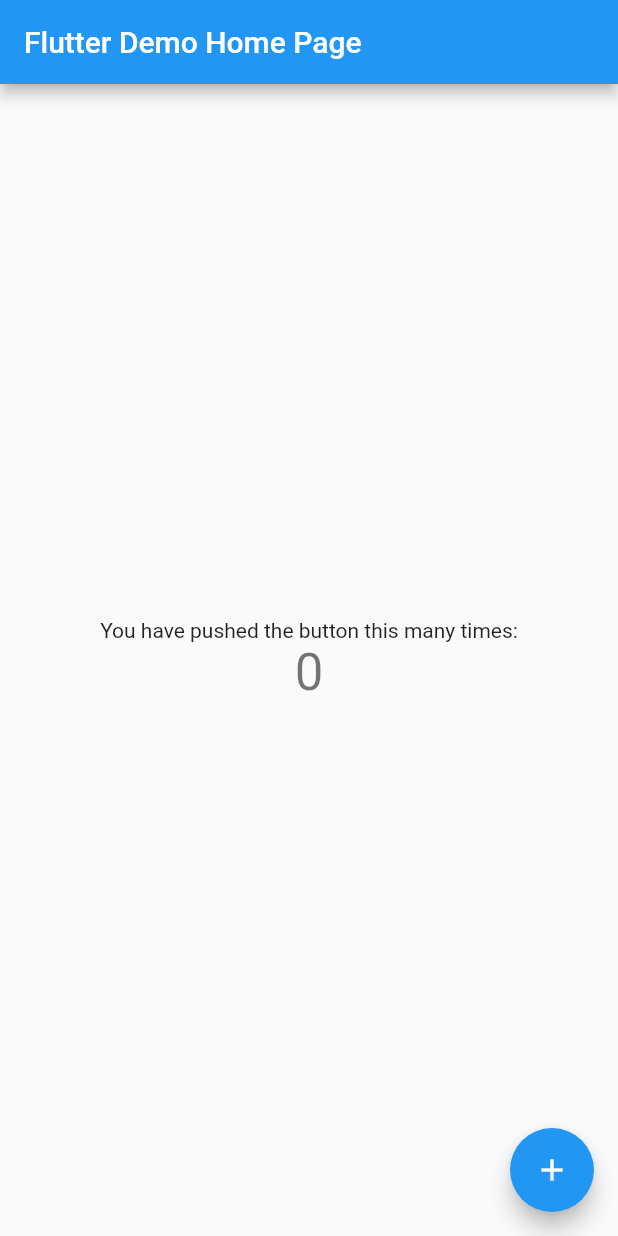
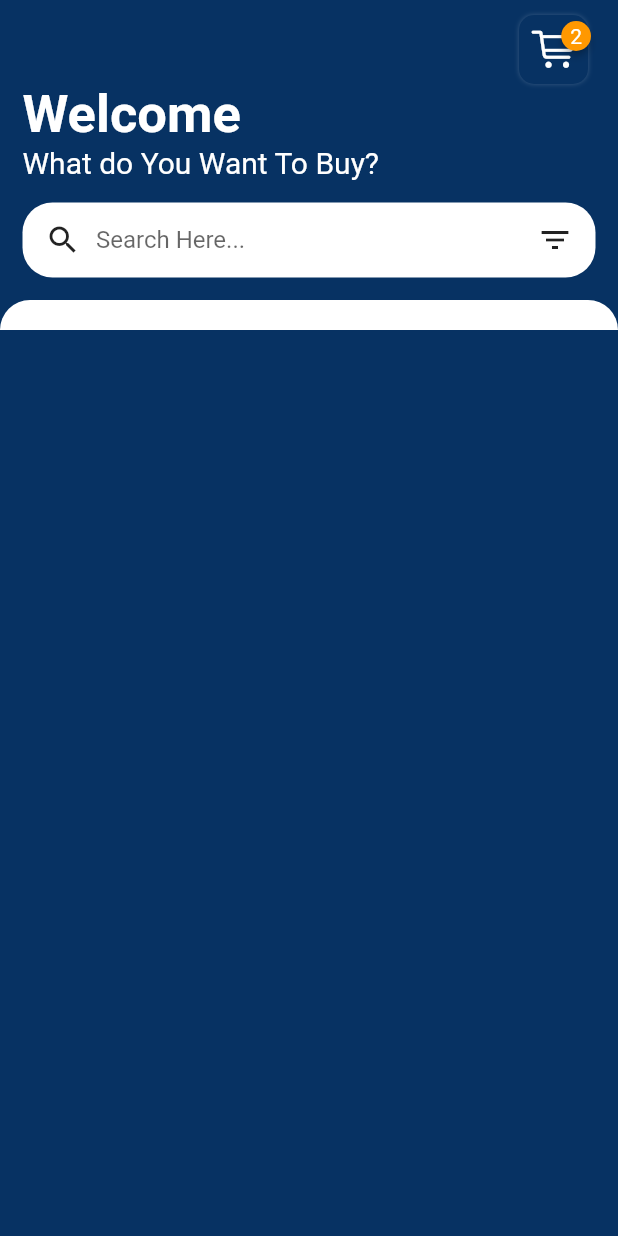
Before and after one commit to Andra70/BroFood, a Flutter app: the screen it shows after launch, on a phone screen of 412 x 824 dp. Run offline on Flutter 3.47's test engine with Material 2 defaults, Android fonts, the phone set to English and light mode, and no system bars; drawn by our look-alikes of badges; our stand-ins replace flutter_spinkit.

Commit message:
Maaf ya repositorynya habis ke hapus

```diff
--- a/lib/main.dart
+++ b/lib/main.dart
@@ -1,4 +1,5 @@
 import 'package:flutter/material.dart';
+import 'pages/SplashScreen.dart';
 
 void main() {
   runApp(const MyApp());
@@ -12,104 +13,10 @@
   Widget build(BuildContext context) {
     return MaterialApp(
       title: 'Flutter Demo',
-      theme: ThemeData(
-        // This is the theme of your application.
-        //
-        // Try running your application with "flutter run". You'll see the
-        // application has a blue toolbar. Then, without quitting the app, try
-        // changing the primarySwatch below to Colors.green and then invoke
-        // "hot reload" (press "r" in the console where you ran "flutter run",
-        // or simply save your changes to "hot reload" in a Flutter IDE).
-        // Notice that the counter didn't reset back to zero; the application
-        // is not restarted.
-        primarySwatch: Colors.blue,
-      ),
-      home: const MyHomePage(title: 'Flutter Demo Home Page'),
+      debugShowCheckedModeBanner: false,
+      routes: {
+        "/": (context) => SplashScreen(),
+      },
     );
   }
 }
-
-class MyHomePage extends StatefulWidget {
-  const MyHomePage({Key? key, required this.title}) : super(key: key);
-
-  // This widget is the home page of your application. It is stateful, meaning
-  // that it has a State object (defined below) that contains fields that affect
-  // how it looks.
-
-  // This class is the configuration for the state. It holds the values (in this
-  // case the title) provided by the parent (in this case the App widget) and
-  // used by the build method of the State. Fields in a Widget subclass are
-  // always marked "final".
-
-  final String title;
-
-  @override
-  State<MyHomePage> createState() => _MyHomePageState();
-}
-
-class _MyHomePageState extends State<MyHomePage> {
-  int _counter = 0;
-
-  void _incrementCounter() {
-    setState(() {
-      // This call to setState tells the Flutter framework that something has
-      // changed in this State, which causes it to rerun the build method below
-      // so that the display can reflect the updated values. If we changed
-      // _counter without calling setState(), then the build method would not be
-      // called again, and so nothing would appear to happen.
-      _counter++;
-    });
-  }
-
-  @override
-  Widget build(BuildContext context) {
-    // This method is rerun every time setState is called, for instance as done
-    // by the _incrementCounter method above.
-    //
-    // The Flutter framework has been optimized to make rerunning build methods
-    // fast, so that you can just rebuild anything that needs updating rather
-    // than having to individually change instances of widgets.
-    return Scaffold(
-      appBar: AppBar(
-        // Here we take the value from the MyHomePage object that was created by
-        // the App.build method, and use it to set our appbar title.
-        title: Text(widget.title),
-      ),
-      body: Center(
-        // Center is a layout widget. It takes a single child and positions it
-        // in the middle of the parent.
-        child: Column(
-          // Column is also a layout widget. It takes a list of children and
-          // arranges them vertically. By default, it sizes itself to fit its
-          // children horizontally, and tries to be as tall as its parent.
-          //
-          // Invoke "debug painting" (press "p" in the console, choose the
-          // "Toggle Debug Paint" action from the Flutter Inspector in Android
-          // Studio, or the "Toggle Debug Paint" command in Visual Studio Code)
-          // to see the wireframe for each widget.
-          //
-          // Column has various properties to control how it sizes itself and
-          // how it positions its children. Here we use mainAxisAlignment to
-          // center the children vertically; the main axis here is the vertical
-          // axis because Columns are vertical (the cross axis would be
-          // horizontal).
-          mainAxisAlignment: MainAxisAlignment.center,
-          children: <Widget>[
-            const Text(
-              'You have pushed the button this many times:',
-            ),
-            Text(
-              '$_counter',
-              style: Theme.of(context).textTheme.headline4,
-            ),
-          ],
-        ),
-      ),
-      floatingActionButton: FloatingActionButton(
-        onPressed: _incrementCounter,
-        tooltip: 'Increment',
-        child: const Icon(Icons.add),
-      ), // This trailing comma makes auto-formatting nicer for build methods.
-    );
-  }
-}
--- /dev/null
+++ b/lib/pages/HomePage.dart
@@ -0,0 +1,130 @@
+import 'package:badges/badges.dart';
+import 'package:flutter/cupertino.dart';
+import 'package:flutter/material.dart';
+
+class HomePage extends StatelessWidget {
+  const HomePage({Key? key}) : super(key: key);
+
+  @override
+  Widget build(BuildContext context) {
+    return Scaffold(
+      backgroundColor: Color.fromARGB(255, 7, 50, 99),
+      body: SafeArea(
+        child: SingleChildScrollView(
+          child: Column(
+            children: [
+              Container(
+                padding: EdgeInsets.only(right: 20, left: 15, top: 10),
+                child: Row(
+                  mainAxisAlignment: MainAxisAlignment.spaceBetween,
+                  children: [
+                    Icon(
+                      Icons.menu,
+                      color: Color.fromARGB(0, 255, 255, 255),
+                      size: 30,
+                    ),
+                    Container(
+                      padding: EdgeInsets.all(8),
+                      decoration: BoxDecoration(
+                        color: Color.fromARGB(255, 7, 50, 99),
+                        borderRadius: BorderRadius.circular(10),
+                        boxShadow: [
+                          BoxShadow(
+                            color: Colors.white.withOpacity(0.2),
+                            blurRadius: 2,
+                          ),
+                        ],
+                      ),
+                      child: Badge(
+                        badgeColor: Colors.orange,
+                        padding: EdgeInsets.all(6),
+                        badgeContent: Text(
+                          "2",
+                          style: TextStyle(color: Colors.white),
+                        ),
+                        child: InkWell(
+                          onTap: () {},
+                          child: Icon(
+                            CupertinoIcons.cart,
+                            size: 30,
+                            color: Colors.white,
+                          ),
+                        ),
+                      ),
+                    ),
+                  ],
+                ),
+              ),
+              //Wlecome Text
+              Container(
+                alignment: Alignment.centerLeft,
+                padding: EdgeInsets.symmetric(horizontal: 15),
+                child: Column(
+                  crossAxisAlignment: CrossAxisAlignment.start,
+                  children: [
+                    Text(
+                      "Welcome",
+                      style: TextStyle(
+                        fontSize: 35,
+                        color: Colors.white,
+                        fontWeight: FontWeight.bold,
+                      ),
+                    ),
+                    Text(
+                      "What do You Want To Buy?",
+                      style: TextStyle(color: Colors.white, fontSize: 20),
+                    )
+                  ],
+                ),
+              ),
+
+              //Search Bar
+              Container(
+                margin: EdgeInsets.all(15),
+                padding: EdgeInsets.symmetric(horizontal: 15),
+                height: 50,
+                decoration: BoxDecoration(
+                  color: Colors.white,
+                  borderRadius: BorderRadius.circular(20),
+                ),
+                child: Row(
+                  children: [
+                    Icon(Icons.search),
+                    Container(
+                      margin: EdgeInsets.only(left: 10),
+                      width: 250,
+                      child: TextFormField(
+                        decoration: InputDecoration(
+                          hintText: "Search Here...",
+                          border: InputBorder.none,
+                        ),
+                      ),
+                    ),
+                    Spacer(),
+                    Icon(Icons.filter_list),
+                  ],
+                ),
+              ),
+              Container(
+                padding: EdgeInsets.only(top: 20),
+                decoration: BoxDecoration(
+                  color: Colors.white,
+                  borderRadius: BorderRadius.only(
+                    topLeft: Radius.circular(40),
+                    topRight: Radius.circular(40),
+                  ),
+                  ),
+                // child: Column(
+                //   crossAxisAlignment: CrossAxisAlignment.start,
+                //   children: [
+                //     Category
+                //   ],
+                // ),
+                ),
+            ],
+          ),
+        ),
+      ),
+    );
+  }
+}
--- /dev/null
+++ b/lib/pages/SplashScreen.dart
@@ -0,0 +1,43 @@
+import 'dart:async';
+import 'package:flutter/material.dart';
+import 'package:flutter_spinkit/flutter_spinkit.dart';
+
+import 'HomePage.dart';
+
+class SplashScreen extends StatefulWidget {
+  const SplashScreen({Key? key}) : super(key: key);
+
+  @override
+  State<SplashScreen> createState() => _SplashScreenState();
+}
+
+class _SplashScreenState extends State<SplashScreen> {
+  @override
+  void initState() {
+    super.initState();
+    Timer(
+        Duration(seconds: 3),
+        (() => Navigator.pushReplacement(
+            context, MaterialPageRoute(builder: (context) => HomePage()))));
+  }
+
+  @override
+  Widget build(BuildContext context) {
+    return Scaffold(
+      backgroundColor: Colors.white,
+      body: Center(
+          child: Column(
+        mainAxisAlignment: MainAxisAlignment.center,
+        children: const [
+          Image(
+            image: AssetImage("assets/images/BroFood_Logo.png"),
+          ),
+          SpinKitWave(
+            color: Color.fromARGB(255, 7, 50, 99),
+            size: 20.0,
+          ),
+        ],
+      )),
+    );
+  }
+}
--- a/pubspec.yaml
+++ b/pubspec.yaml
@@ -34,6 +34,8 @@
   # The following adds the Cupertino Icons font to your application.
   # Use with the CupertinoIcons class for iOS style icons.
   cupertino_icons: ^1.0.2
+  flutter_spinkit: ^5.1.0
+  badges: ^2.0.3
 
 dev_dependencies:
   flutter_test:
@@ -58,8 +60,8 @@
   uses-material-design: true
 
   # To add assets to your application, add an assets section, like this:
-  # assets:
-  #   - images/a_dot_burr.jpeg
+  assets:
+    - assets/images/BroFood_Logo.png
   #   - images/a_dot_ham.jpeg
 
   # An image asset can refer to one or more resolution-specific "variants", see
```
Also changed, not shown: assets/images/BroFood_Logo.png (added), pubspec.lock.
